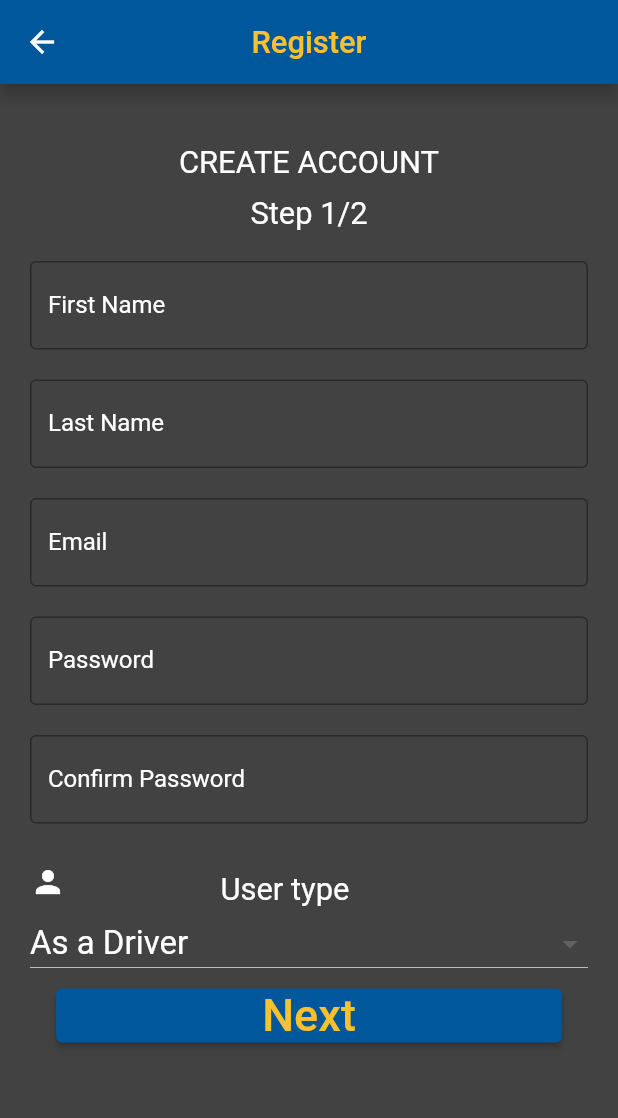
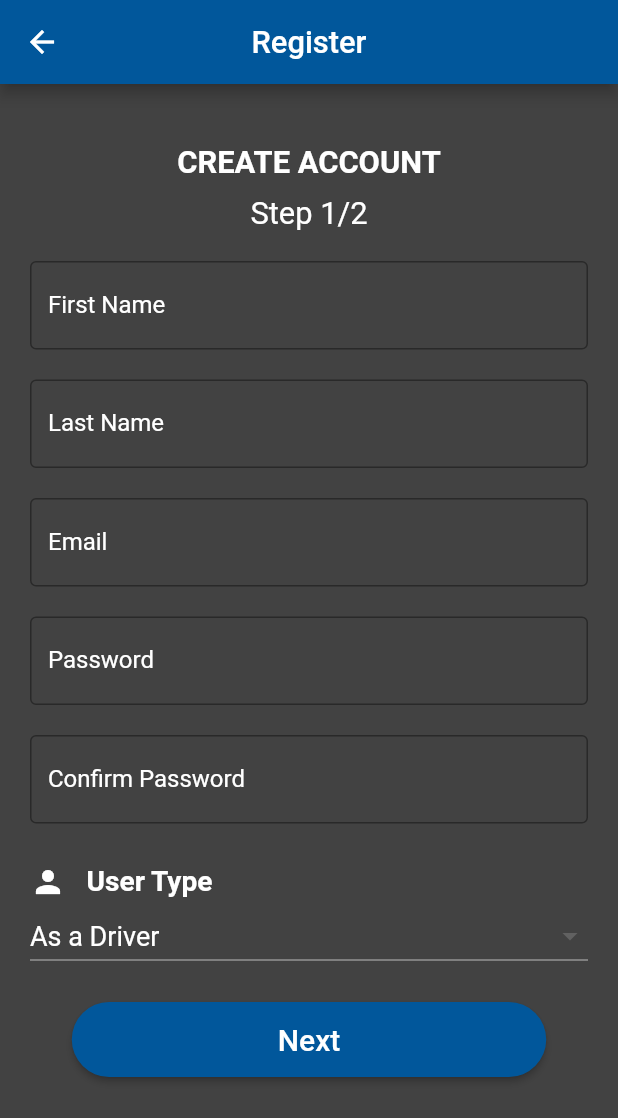
Before and after one commit to FixMe-Application/FixMe, a Flutter app: the Register screen opened directly, on a phone screen of 412 x 824 dp. Shown: the top 1118 px of the screen. Run offline on Flutter 3.47's test engine with Material 2 defaults, Android fonts, the phone set to English and light mode, and no system bars; our stand-ins replace firebase_auth, firebase_core, flutter_credit_card, flutter_rating_bar, flutter_spinkit, geolocator and 2 more; missing offline and left inert: flutter_dialogflow, flutter_facebook_login, google_map_polyline; accounts and stored records are empty; network calls fail; project files that could hold a hidden picture were left out.

Commit message:
Added UI modifications to 'Register' page

```diff
--- a/lib/widgets/authentication/Register/Register.dart
+++ b/lib/widgets/authentication/Register/Register.dart
@@ -28,7 +28,8 @@ class _RegisterState extends State<Register> {
             "Register",
             style: TextStyle(
               fontSize: SizeConfig.screenWidth / 20,
-                color: Colors.yellow[700]),
+              color: Colors.white,
+            ),
           ),
           centerTitle: true,
         ),
@@ -44,7 +45,9 @@ class _RegisterState extends State<Register> {
                   "CREATE ACCOUNT",
                   style: TextStyle(
                     fontSize: SizeConfig.screenWidth / 20,
-                      color: Colors.white),
+                    fontWeight: FontWeight.w600,
+                    color: Colors.white,
+                  ),
                   textAlign: TextAlign.center,
                 ),
                 SizedBox(
@@ -54,7 +57,8 @@ class _RegisterState extends State<Register> {
                   "Step 1/2",
                   style: TextStyle(
                     fontSize: SizeConfig.screenWidth / 20,
-                      color: Colors.white),
+                    color: Colors.white,
+                  ),
                   textAlign: TextAlign.center,
                 ),
                 SizedBox(
@@ -62,6 +66,10 @@ class _RegisterState extends State<Register> {
                 ),
                 TextFormField(
                   controller: fNameController,
+                  keyboardType: TextInputType.text,
+                  style: TextStyle(
+                    color: Colors.white,
+                  ),
                   decoration: InputDecoration(
                     border: const OutlineInputBorder(
                         borderSide:
@@ -77,6 +85,10 @@ class _RegisterState extends State<Register> {
                 ),
                 TextFormField(
                     controller: lNameController,
+                    keyboardType: TextInputType.text,
+                    style: TextStyle(
+                      color: Colors.white,
+                    ),
                     decoration: InputDecoration(
                       border: const OutlineInputBorder(
                           borderSide: const BorderSide(
@@ -91,6 +103,10 @@ class _RegisterState extends State<Register> {
                 ),
                 TextFormField(
                   controller: emailController,
+                  keyboardType: TextInputType.text,
+                  style: TextStyle(
+                    color: Colors.white,
+                  ),
                   decoration: InputDecoration(
                     border: const OutlineInputBorder(
                         borderSide: const BorderSide(color: Colors.grey)),
@@ -105,6 +121,10 @@ class _RegisterState extends State<Register> {
                 ),
                 TextFormField(
                   controller: passwordController,
+                  keyboardType: TextInputType.text,
+                  style: TextStyle(
+                    color: Colors.white,
+                  ),
                   obscureText: true,
                   decoration: InputDecoration(
                     border: const OutlineInputBorder(
@@ -120,6 +140,10 @@ class _RegisterState extends State<Register> {
                 ),
                 TextFormField(
                   obscureText: true,
+                  keyboardType: TextInputType.text,
+                  style: TextStyle(
+                    color: Colors.white,
+                  ),
                   decoration: InputDecoration(
                       border: const OutlineInputBorder(
                           borderSide: const BorderSide(color: Colors.grey)),
@@ -129,26 +153,31 @@ class _RegisterState extends State<Register> {
                       hintStyle: TextStyle(color: Colors.white)),
                 ),
                 SizedBox(
-                  height: 20,
+                  height: 10.0,
                 ),
                 Container(
                   margin: const EdgeInsets.all(1),
                 ),
                 Row(children: <Widget>[
-                  Icon(
+                  Padding(
+                    padding: const EdgeInsets.only(top: 15.0),
+                    child: Icon(
                       Icons.person,
                       color: Colors.white,
                     ),
+                  ),
                   Container(
                     margin: EdgeInsets.only(
-                        right: SizeConfig.right / 4,
-                        top: 10,
-                        left: SizeConfig.left / 4),
+                      top: 15.0,
+                      left: SizeConfig.left / 30,
+                    ),
                     child: Text(
-                      "User type",
+                      "User Type",
                       style: TextStyle(
-                          fontSize: SizeConfig.screenWidth / 20,
-                          color: Colors.white),
+                        fontSize: SizeConfig.screenWidth / 22,
+                        color: Colors.white,
+                        fontWeight: FontWeight.w600,
+                      ),
                       textAlign: TextAlign.left,
                     ),
                   ),
@@ -160,7 +189,7 @@ class _RegisterState extends State<Register> {
                     elevation: 16,
                     dropdownColor: Colors.grey[800],
                     style: TextStyle(
-                      fontSize: 22,
+                      fontSize: 18.0,
                       color: Colors.white,
                     ),
                     onChanged: (String newValue) {
@@ -178,18 +207,29 @@ class _RegisterState extends State<Register> {
                         child: Text(value),
                       );
                     }).toList()),
+                SizedBox(
+                  height: 20.0,
+                ),
                 new Align(
                   alignment: Alignment.bottomCenter,
                   child: ElevatedButton(
                     child: Text(
                       "Next",
-                      style: TextStyle(fontSize: 30, color: Colors.yellow[700]),
+                      style: TextStyle(
+                        fontSize: 20.0,
+                        color: Colors.white,
+                      ),
                     ),
                     style: ElevatedButton.styleFrom(
                       primary: Colors.lightBlue[900],
                       padding: EdgeInsets.only(
                         left: SizeConfig.left / 3,
-                          right: SizeConfig.right / 3),
+                        right: SizeConfig.right / 3,
+                      ),
+                      shape: RoundedRectangleBorder(
+                        borderRadius: BorderRadius.circular(25.0),
+                      ),
+                      minimumSize: Size(100, 50),
                     ),
                     onPressed: () async {
                       final userFName = fNameController.text;
```
Lines whose indentation alone changed are shown as unchanged.
